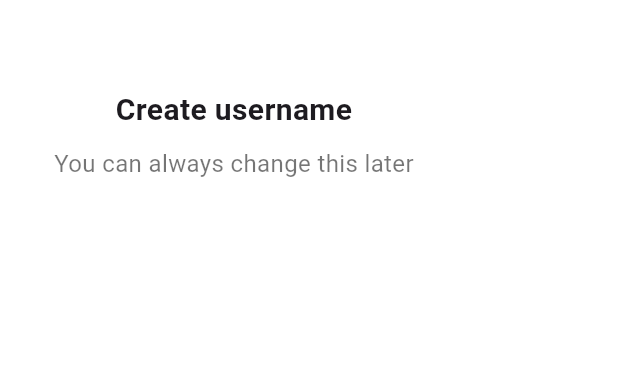
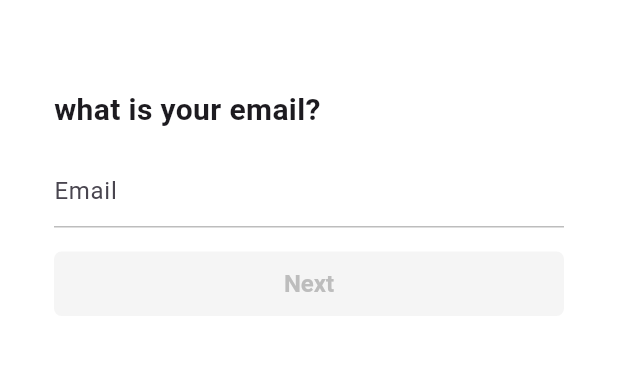
Before and after one commit to wjdgusdn1223/tiktok_clone, a Flutter app: the EmailScreen screen opened directly, on a phone screen of 412 x 824 dp, the part 56-431 px from its top. Run offline on Flutter 3.47's test engine with Material 3 defaults, Android fonts, the phone set to English and light mode, and no system bars; our stand-ins replace font_awesome_flutter.

Commit message:
authentication feature fifth commit

```diff
--- a/lib/features/authentication/email_screen.dart
+++ b/lib/features/authentication/email_screen.dart
@@ -1,39 +1,116 @@
 import 'package:flutter/material.dart';
 import 'package:tiktok_clone/constants/gaps.dart';
 import 'package:tiktok_clone/constants/sizes.dart';
+import 'package:tiktok_clone/features/authentication/password_screen.dart';
+import 'package:tiktok_clone/features/authentication/widgets/form_button.dart';
 
-class EmailScreen extends StatelessWidget {
+class EmailScreen extends StatefulWidget {
   const EmailScreen({super.key});
 
   @override
+  State<EmailScreen> createState() => _EmailScreenState();
+}
+
+class _EmailScreenState extends State<EmailScreen> {
+  final TextEditingController _emailController = TextEditingController();
+
+  String _email = "";
+
+  @override
+  void initState() {
+    super.initState();
+
+    _emailController.addListener(() {
+      setState(() {
+        _email = _emailController.text;
+      });
+    });
+  }
+
+  @override
+  void dispose() {
+    _emailController.dispose();
+    super.dispose();
+  }
+
+  void _onSubmit() {
+    if (_email.isEmpty || _isEmailValid() != null) return;
+    Navigator.of(context).push(
+      MaterialPageRoute(
+        builder: (context) => const PasswordScreen(),
+      ),
+    );
+  }
+
+  void _onScaffoldTap() {
+    FocusScope.of(context).unfocus();
+  }
+
+  String? _isEmailValid() {
+    if (_email.isEmpty) return null;
+
+    final regExp = RegExp(
+        r"^[a-zA-Z0-9.a-zA-Z0-9.!#$%&'*+-/=?^_`{|}~]+@[a-zA-Z0-9]+\.[a-zA-Z]+");
+    if (!regExp.hasMatch(_email)) {
+      return "Not valid";
+    }
+    return null;
+  }
+
+  @override
   Widget build(BuildContext context) {
-    return Scaffold(
+    return GestureDetector(
+      onTap: _onScaffoldTap,
+      child: Scaffold(
         appBar: AppBar(
           title: const Text('Sign up'),
         ),
-      body: const Padding(
-        padding: EdgeInsets.symmetric(
+        body: Padding(
+          padding: const EdgeInsets.symmetric(
             horizontal: Sizes.size36,
           ),
           child: Column(
+            crossAxisAlignment: CrossAxisAlignment.start,
             children: [
               Gaps.v40,
-            Text(
-              'Create username',
+              const Text(
+                'what is your email?',
                 style: TextStyle(
                   fontWeight: FontWeight.w700,
                   fontSize: Sizes.size20,
                 ),
+                textAlign: TextAlign.left,
               ),
-            Gaps.v10,
-            Text(
-              'You can always change this later',
-              style: TextStyle(
-                fontSize: Sizes.size16,
-                color: Colors.black54,
+              Gaps.v16,
+              TextField(
+                controller: _emailController,
+                keyboardType: TextInputType.emailAddress,
+                autocorrect: false,
+                onEditingComplete: _onSubmit,
+                decoration: InputDecoration(
+                  hintText: "Email",
+                  errorText: _isEmailValid(),
+                  enabledBorder: UnderlineInputBorder(
+                    borderSide: BorderSide(
+                      color: Colors.grey.shade400,
                     ),
+                  ),
+                  focusedBorder: UnderlineInputBorder(
+                    borderSide: BorderSide(
+                      color: Colors.grey.shade400,
+                    ),
+                  ),
+                ),
+                cursorColor: Theme.of(context).primaryColor,
+              ),
+              Gaps.v16,
+              GestureDetector(
+                onTap: _onSubmit,
+                child: FormButton(
+                    disabled: _email.isEmpty || _isEmailValid() != null),
               )
             ],
+          ),
         ),
       ),
     );
--- /dev/null
+++ b/lib/features/authentication/widgets/form_button.dart
@@ -0,0 +1,41 @@
+import 'package:flutter/material.dart';
+import 'package:tiktok_clone/constants/sizes.dart';
+
+class FormButton extends StatelessWidget {
+  final bool disabled;
+
+  const FormButton({
+    super.key,
+    required this.disabled,
+  });
+
+  @override
+  Widget build(BuildContext context) {
+    return FractionallySizedBox(
+      widthFactor: 1,
+      child: AnimatedContainer(
+        duration: const Duration(milliseconds: 200),
+        padding: const EdgeInsets.symmetric(vertical: Sizes.size12),
+        decoration: BoxDecoration(
+          color:
+              disabled ? Colors.grey.shade100 : Theme.of(context).primaryColor,
+          borderRadius: BorderRadius.circular(
+            Sizes.size5,
+          ),
+        ),
+        child: AnimatedDefaultTextStyle(
+          style: TextStyle(
+            color: disabled ? Colors.grey.shade400 : Colors.white,
+            fontSize: Sizes.size16,
+            fontWeight: FontWeight.w600,
+          ),
+          duration: const Duration(milliseconds: 200),
+          child: const Text(
+            'Next',
+            textAlign: TextAlign.center,
+          ),
+        ),
+      ),
+    );
+  }
+}
```
Also changed, not shown: lib/features/authentication/birthday_screen.dart (added, +10 -0 lines), lib/features/authentication/password_screen.dart (added, +206 -0 lines), lib/features/authentication/username_screen.dart (+23 -24 lines). Lines whose indentation alone changed are shown as unchanged.
